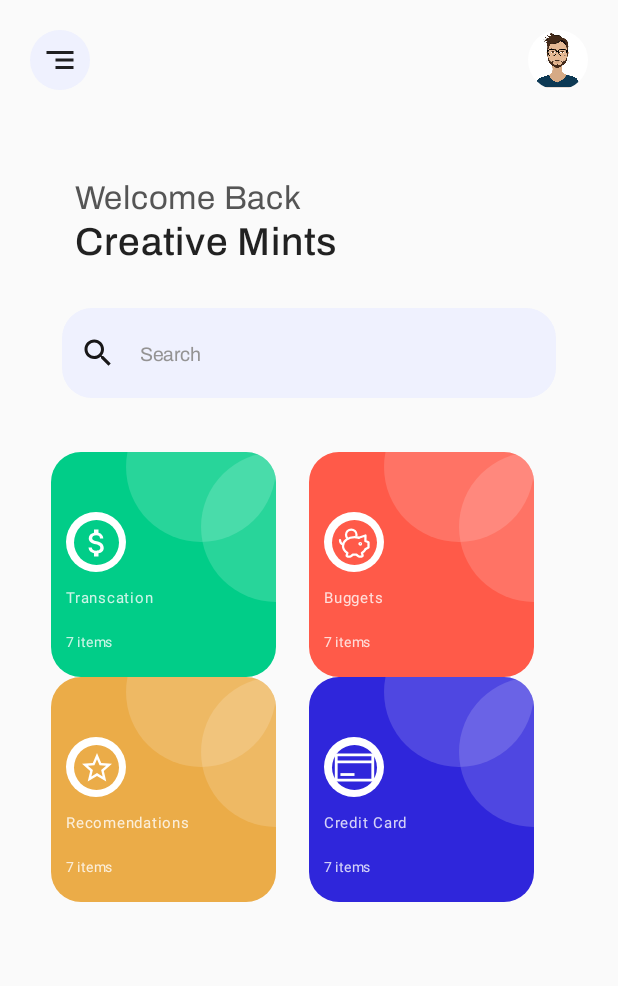
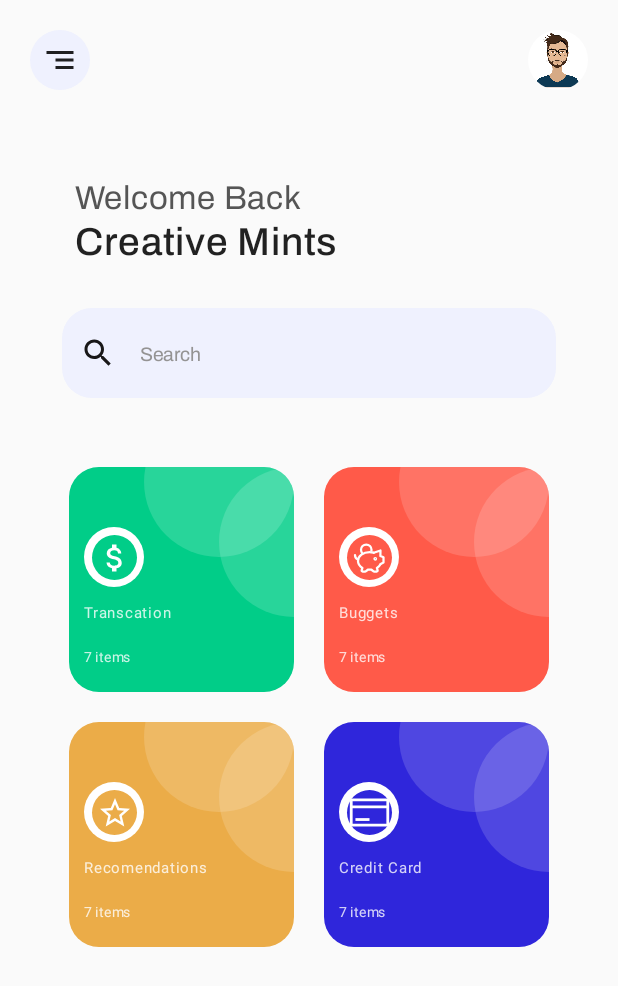
Before and after one commit to iamabdh/MoneyManager, an Android app built with Jetpack Compose: the screen it shows after launch (MainActivity), on a phone screen of 412 x 824 dp. Shown: the top 986 px of the screen. Run offline under Robolectric (Android 15) with nearby library versions, the phone set to English and light mode, and no system bars.

Commit message:
update: home banner

```diff
--- a/app/src/main/java/com/example/moneymanager/screen/HomeScreen.kt
+++ b/app/src/main/java/com/example/moneymanager/screen/HomeScreen.kt
@@ -72,9 +72,11 @@ fun HomeScreen() {
             ),
             horizontalArrangement = Arrangement.Center,
         ) {
+
            item {
                Box(
-                   contentAlignment = Alignment.Center,
+                   contentAlignment = Alignment.BottomEnd,
+                   modifier = Modifier.padding(10.dp)
                ) {
                    HomeBannerButtons(
                        nameBanner = "Transcation",
@@ -86,6 +88,7 @@ fun HomeScreen() {
            }
             item {
                 Box(
+                    modifier = Modifier.padding(10.dp)
                 ) {
                     HomeBannerButtons(
                         nameBanner = "Buggets",
@@ -97,7 +100,8 @@ fun HomeScreen() {
             }
             item {
                 Box(
-                    contentAlignment = Alignment.Center,
+                    contentAlignment = Alignment.BottomEnd,
+                    modifier = Modifier.padding(10.dp)
                 ) {
                     HomeBannerButtons(
                         nameBanner = "Recomendations",
@@ -110,6 +114,7 @@ fun HomeScreen() {
 
             item {
                 Box(
+                    modifier = Modifier.padding(10.dp)
                 ) {
                     HomeBannerButtons(
                         nameBanner = "Credit Card",
```
